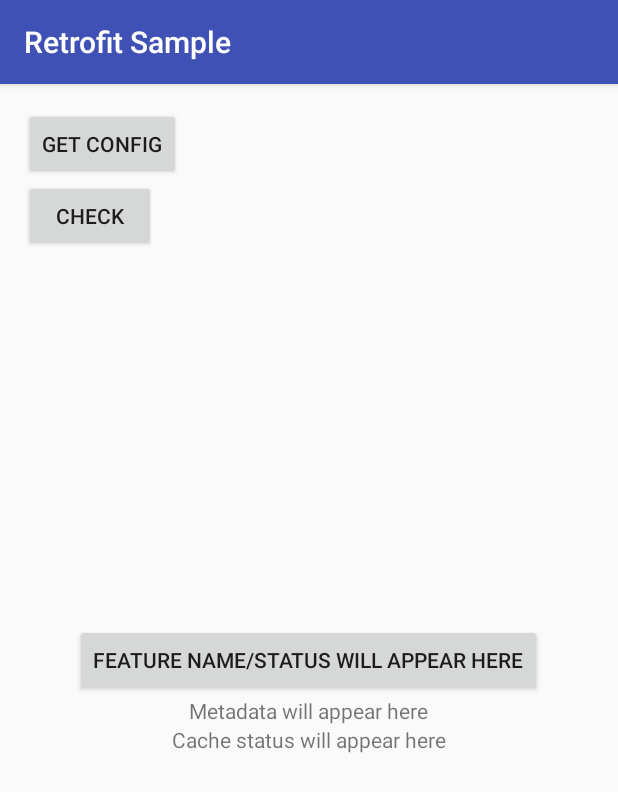
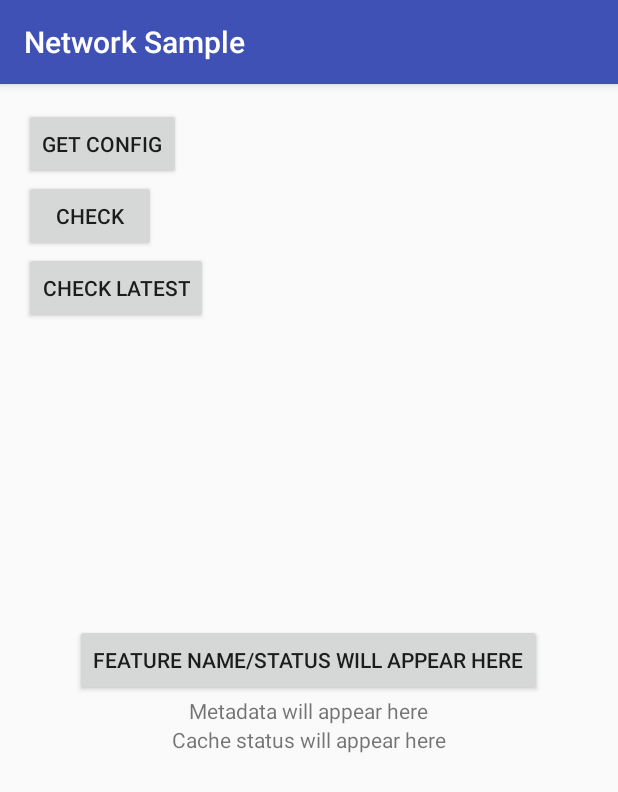
Before and after one commit to sohamtriveous/Feature-Toggle, an Android app: the screen it shows after launch (SampleRetrofitActivity before the commit, SampleNetworkActivity after it), after a tap on "CHECK", on a phone screen of 412 x 824 dp. Shown: the top 792 px of the screen. Run offline under Robolectric (Android 15) with nearby library versions, the phone set to English and light mode, and no system bars; our stand-ins replace ButterKnife; libraries missing offline, so code that uses them is left out: com.anupcowkur.reservoir; 1 statement that could not run was skipped.

Commit message:
Added sample for network

```diff
--- a/Sample/src/main/java/cc/soham/togglesample/SampleNetworkActivity.java
+++ b/Sample/src/main/java/cc/soham/togglesample/SampleNetworkActivity.java
@@ -3,36 +3,118 @@ package cc.soham.togglesample;
 import android.os.Bundle;
 import android.support.annotation.Nullable;
 import android.support.v7.app.AppCompatActivity;
+import android.widget.Button;
 import android.widget.TextView;
+import android.widget.Toast;
 
 import java.net.URL;
 
+import butterknife.Bind;
+import butterknife.ButterKnife;
+import butterknife.OnClick;
+import cc.soham.toggle.FeatureCheckRequest;
 import cc.soham.toggle.Toggle;
-import cc.soham.toggle.callbacks.Callback;
+import cc.soham.toggle.callbacks.GetConfigCallback;
+import cc.soham.toggle.enums.State;
+import cc.soham.toggle.objects.Product;
 
 /**
- * Created by sohammondal on 20/01/16.
+ * Sample Network Activity, shows how to
+ * - Use {@link Toggle#getConfig(Product)} to make a network call and manually retrieve and  astore {@link Product} configuration using {@link }
+ * - To check for the feature, use {@link Toggle#check(String)} to check for the status of the feature
+ * - To check for the feature with the latest config, use {@link Toggle#check(String)} with the {@link FeatureCheckRequest.Builder#getLatest()} flag to check for the
+ * latest status of the feature
+ *
  */
 public class SampleNetworkActivity extends AppCompatActivity {
-    TextView response;
-    TextView video;
+    @Bind(R.id.activity_sample_feature)
+    Button featureButton;
+    @Bind(R.id.activity_sample_feature_metadata)
+    TextView metadataTextView;
+    @Bind(R.id.activity_sample_feature_cached)
+    TextView cachedTextView;
 
     @Override
     protected void onCreate(@Nullable Bundle savedInstanceState) {
         super.onCreate(savedInstanceState);
 
-        setContentView(R.layout.activity_sample_base);
+        setContentView(R.layout.activity_sample_network);
+        ButterKnife.bind(this);
+        getSupportActionBar().setTitle("Network Sample");
+    }
 
+    /**
+     * Shows how to use {@link Toggle#getConfig(Product)} to get the config from
+     * Once the {@link Product} config is received, we manually store it in Toggle using {@link Toggle#getConfig(Product)}
+     */
+    @OnClick(R.id.activity_sample_get_config)
+    public void getConfigButton_onClick() {
+        Toast.makeText(SampleNetworkActivity.this, "Making a network call to get the config", Toast.LENGTH_SHORT).show();
         try {
-            Toggle.with(this).getConfig(new URL(Constants.URL_CONFIG));
-            Toggle.with(this).check("video").getLatest().start(new Callback() {
+            Toggle.with(this).getConfig(new URL(Constants.URL_CONFIG), new GetConfigCallback() {
                 @Override
-                public void onStatusChecked(String feature, boolean enabled, String metadata, boolean cached) {
-                    video.setText(feature + " is " + enabled + ", " + metadata + ", " + cached);
+                public void onConfigReceived(Product product, boolean cached) {
+                    Toast.makeText(SampleNetworkActivity.this, "Response received, storing in toggle", Toast.LENGTH_SHORT).show();
                 }
             });
         } catch (Exception e) {
             e.printStackTrace();
         }
     }
+
+    /**
+     * Shows how to check for a particular feature, here we check for the 'mixpanel' feature in the config
+     * We can pass in additional flags in the {@link Toggle#check(String)} call like default value etc.
+     */
+    @OnClick(R.id.activity_sample_check)
+    public void checkButton_onClick() {
+        showMessage("Checking for the feature");
+        Toggle.with(SampleNetworkActivity.this).check("mixpanel").defaultState(State.ENABLED).start(new cc.soham.toggle.callbacks.Callback() {
+            @Override
+            public void onStatusChecked(String feature, boolean enabled, String metadata, boolean cached) {
+                showMessage("Feature checked");
+                updateUiAfterResponse(feature, enabled, metadata, cached);
+            }
+        });
+    }
+
+    /*
+     * Shows how to check for the latest status of a  particular feature, here we check for the 'mixpanel' feature in the config
+     * We can pass in additional flags in the {@link Toggle#check(String)} call like default value etc.
+     */
+    @OnClick(R.id.activity_sample_check_latest)
+    public void checkLatestButton_onClick() {
+        showMessage("Checking for the latest feature");
+        Toggle.with(SampleNetworkActivity.this).check("mixpanel").getLatest().defaultState(State.ENABLED).start(new cc.soham.toggle.callbacks.Callback() {
+            @Override
+            public void onStatusChecked(String feature, boolean enabled, String metadata, boolean cached) {
+                showMessage("Latest feature checked");
+                updateUiAfterResponse(feature, enabled, metadata, cached);
+            }
+        });
+    }
+
+    /**
+     * Update the UI as per the feature state
+     *
+     * @param feature  Name of the feature
+     * @param enabled  The feature-toggle state of the feature: enabled/disabled
+     * @param metadata Metadata attached to the feature
+     * @param cached   Shows whether this is a cached response or not
+     */
+    private void updateUiAfterResponse(String feature, boolean enabled, String metadata, boolean cached) {
+        featureButton.setText(feature + " is " + (enabled ? "enabled" : "disabled"));
+        featureButton.setEnabled(enabled);
+        metadataTextView.setText("Metadata: " + metadata);
+        cachedTextView.setText("Cached: " + cached);
+    }
+
+    /**
+     * Simple helper method to show Toasts
+     *
+     * @param message
+     */
+    private void showMessage(String message) {
+        Toast.makeText(SampleNetworkActivity.this, message, Toast.LENGTH_SHORT).show();
+    }
 }
--- /dev/null
+++ b/Sample/src/main/res/layout/activity_sample_network.xml
@@ -0,0 +1,57 @@
+<?xml version="1.0" encoding="utf-8"?>
+<RelativeLayout xmlns:android="http://schemas.android.com/apk/res/android"
+    xmlns:app="http://schemas.android.com/apk/res-auto"
+    xmlns:tools="http://schemas.android.com/tools"
+    android:layout_width="match_parent"
+    android:layout_height="match_parent"
+    android:paddingBottom="@dimen/activity_vertical_margin"
+    android:paddingLeft="@dimen/activity_horizontal_margin"
+    android:paddingRight="@dimen/activity_horizontal_margin"
+    android:paddingTop="@dimen/activity_vertical_margin"
+    app:layout_behavior="@string/appbar_scrolling_view_behavior">
+
+    <Button
+        android:id="@+id/activity_sample_get_config"
+        android:layout_width="wrap_content"
+        android:layout_height="wrap_content"
+        android:layout_alignParentTop="true"
+        android:text="Get Config" />
+
+    <Button
+        android:id="@+id/activity_sample_check"
+        android:layout_width="wrap_content"
+        android:layout_height="wrap_content"
+        android:layout_below="@id/activity_sample_get_config"
+        android:text="Check" />
+
+    <Button
+        android:id="@+id/activity_sample_check_latest"
+        android:layout_width="wrap_content"
+        android:layout_height="wrap_content"
+        android:layout_below="@id/activity_sample_check"
+        android:text="Check Latest" />
+
+    <Button
+        android:id="@+id/activity_sample_feature"
+        android:layout_width="wrap_content"
+        android:layout_height="wrap_content"
+        android:layout_centerInParent="true"
+        android:text="Feature name/status will appear here" />
+
+    <TextView
+        android:id="@+id/activity_sample_feature_metadata"
+        android:layout_width="wrap_content"
+        android:layout_height="wrap_content"
+        android:layout_below="@id/activity_sample_feature"
+        android:layout_centerInParent="true"
+        android:text="Metadata will appear here" />
+
+    <TextView
+        android:id="@+id/activity_sample_feature_cached"
+        android:layout_width="wrap_content"
+        android:layout_height="wrap_content"
+        android:layout_below="@id/activity_sample_feature_metadata"
+        android:layout_centerInParent="true"
+        android:text="Cache status will appear here" />
+
+</RelativeLayout>
```
Also changed, not shown: Sample/src/main/AndroidManifest.xml (+7 -6 lines).
